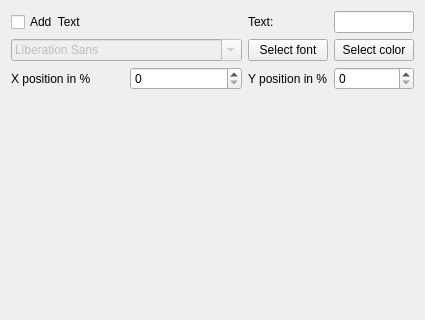
The window that plugins/overlay-text/widget.ui (FalseCAM/reihenaufnahme) describes before a commit, drawn with Qt 5.
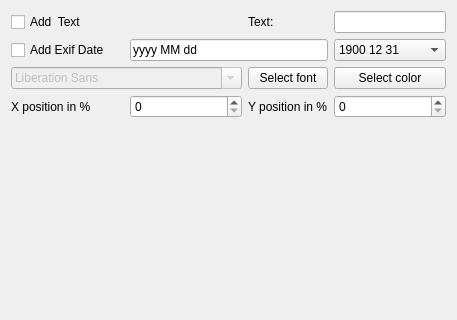
The same window after the commit.

Patch:
```diff
--- a/plugins/overlay-text/widget.ui
+++ b/plugins/overlay-text/widget.ui
@@ -6,7 +6,7 @@
    <rect>
     <x>0</x>
     <y>0</y>
-    <width>240</width>
+    <width>330</width>
     <height>320</height>
    </rect>
   </property>
@@ -31,56 +31,56 @@
    <item row="0" column="3">
     <widget class="QLineEdit" name="Text"/>
    </item>
-   <item row="1" column="0" colspan="2">
+   <item row="3" column="0" colspan="2">
     <widget class="QFontComboBox" name="fontComboBox">
      <property name="enabled">
       <bool>false</bool>
      </property>
     </widget>
    </item>
-   <item row="1" column="2">
+   <item row="3" column="2">
     <widget class="QPushButton" name="pushButton">
      <property name="text">
       <string>Select font</string>
      </property>
     </widget>
    </item>
-   <item row="1" column="3">
+   <item row="3" column="3">
     <widget class="QPushButton" name="colorPushButton">
      <property name="text">
       <string>Select color</string>
      </property>
     </widget>
    </item>
-   <item row="2" column="0">
+   <item row="4" column="0">
     <widget class="QLabel" name="label_2">
      <property name="text">
       <string>X position in %</string>
      </property>
     </widget>
    </item>
-   <item row="2" column="1">
+   <item row="4" column="1">
     <widget class="QSpinBox" name="xSpinBox">
      <property name="maximum">
       <number>100</number>
      </property>
     </widget>
    </item>
-   <item row="2" column="2">
+   <item row="4" column="2">
     <widget class="QLabel" name="label_3">
      <property name="text">
       <string>Y position in %</string>
      </property>
     </widget>
    </item>
-   <item row="2" column="3">
+   <item row="4" column="3">
     <widget class="QSpinBox" name="ySpinBox">
      <property name="maximum">
       <number>100</number>
      </property>
     </widget>
    </item>
-   <item row="3" column="0" colspan="4">
+   <item row="5" column="0" colspan="4">
     <widget class="QLabel" name="imageLabel">
      <property name="maximumSize">
       <size>
@@ -93,6 +93,39 @@
      </property>
     </widget>
    </item>
+   <item row="2" column="0">
+    <widget class="QCheckBox" name="exifDateCheckBox">
+     <property name="text">
+      <string>Add Exif Date</string>
+     </property>
+    </widget>
+   </item>
+   <item row="2" column="1" colspan="2">
+    <widget class="QLineEdit" name="exifDateLineEdit">
+     <property name="text">
+      <string notr="true">yyyy MM dd</string>
+     </property>
+    </widget>
+   </item>
+   <item row="2" column="3">
+    <widget class="QComboBox" name="exifDateComboBox">
+     <item>
+      <property name="text">
+       <string notr="true">1900 12 31</string>
+      </property>
+     </item>
+     <item>
+      <property name="text">
+       <string>12/31 23:59:59</string>
+      </property>
+     </item>
+     <item>
+      <property name="text">
+       <string notr="true">31.12 23:59</string>
+      </property>
+     </item>
+    </widget>
+   </item>
   </layout>
  </widget>
  <resources/>
```
